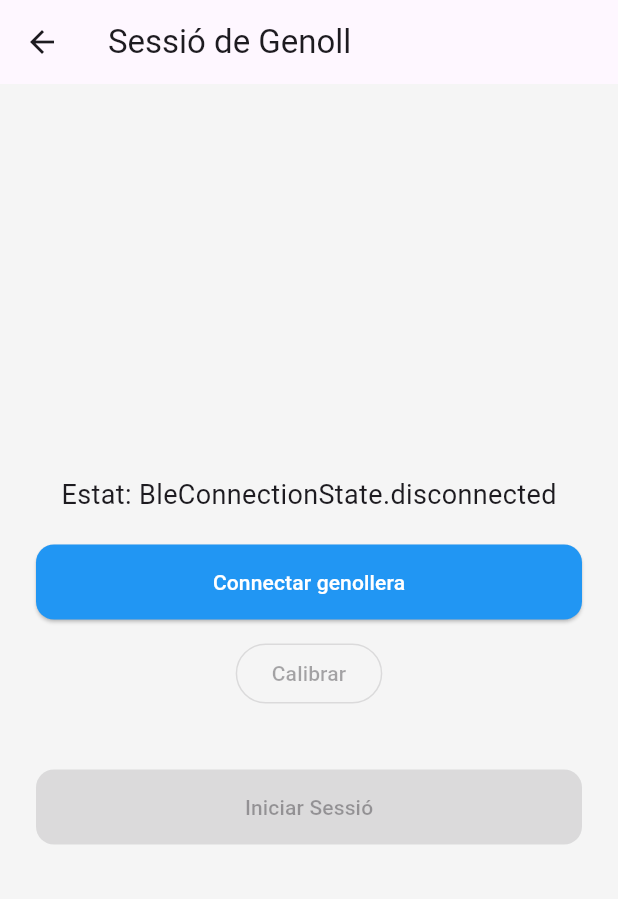
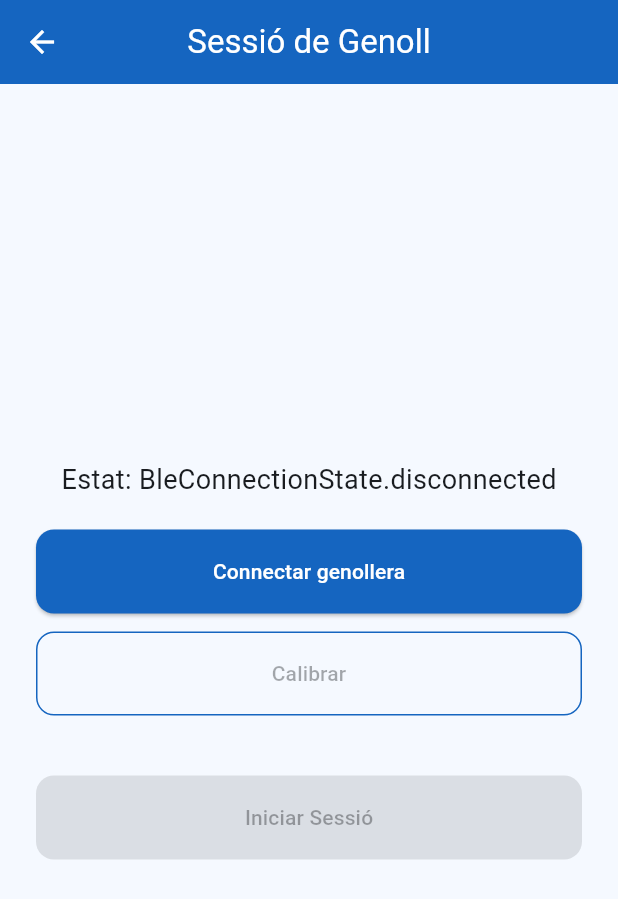
Before and after one commit to aitanamata4-tech/kneelife_app, a Flutter app: the screen it shows once a user with an empty profile is signed in, after a tap on "Sessió d'Avui", on a phone screen of 412 x 824 dp. Shown: the top 899 px of the screen. Run offline on Flutter 3.47's test engine with Material 3 defaults, Android fonts, the phone set to English and light mode, and no system bars; our stand-ins replace firebase_auth, firebase_core, firebase_database, fl_chart, flutter_blue_plus, permission_handler; accounts and stored records are empty.

Commit message:
comprovar funcionament canvis elena al mobil

```diff
--- a/lib/theme/app_theme.dart
+++ b/lib/theme/app_theme.dart
@@ -1,43 +1,53 @@
 import 'package:flutter/material.dart';
 
 class AppTheme {
-  // Definim els colors principals de KneeLife (Blau, Grisclar i Blanc)
-  static const Color primaryColor = Colors.blue;
-  static const Color backgroundColor = Color(0xfff5f5f5);
+  // Paleta de colors corporatius de KneeLife
+  static const Color primaryBlue    = Color(0xFF1565C0);
+  static const Color lightBlue      = Color(0xFF42A5F5);
+  static const Color backgroundWhite = Color(0xFFF5F9FF);
+  static const Color cardWhite      = Color(0xFFFFFFFF);
+  static const Color textDark       = Color(0xFF1A237E);
+  static const Color textGrey       = Color(0xFF757575);
+  static const Color successGreen   = Color(0xFF2E7D32);
+  static const Color warningOrange  = Color(0xFFE65100);
+  static const Color errorRed       = Color(0xFFC62828);
 
   static ThemeData get lightTheme {
     return ThemeData(
-      primaryColor: primaryColor,
-      scaffoldBackgroundColor: backgroundColor,
-      useMaterial3: true,
-
-      // Estil dels botons de l'aplicació
+      primaryColor: primaryBlue,
+      scaffoldBackgroundColor: backgroundWhite,
+      appBarTheme: const AppBarTheme(
+        backgroundColor: primaryBlue,
+        elevation: 0,
+        centerTitle: true,
+        foregroundColor: Colors.white,
+      ),
+      colorScheme: ColorScheme.fromSeed(
+        seedColor: primaryBlue,
+        primary: primaryBlue,
+        secondary: lightBlue,
+        error: errorRed,
+        surface: cardWhite,
+      ),
+      cardTheme: CardThemeData(
+        color: cardWhite,
+        elevation: 2,
+        shape: RoundedRectangleBorder(borderRadius: BorderRadius.circular(16)),
+      ),
       elevatedButtonTheme: ElevatedButtonThemeData(
         style: ElevatedButton.styleFrom(
-          backgroundColor: primaryColor,
+          backgroundColor: primaryBlue,
           foregroundColor: Colors.white,
-          minimumSize: const Size(double.infinity, 50),
-          shape: RoundedRectangleBorder(
-            borderRadius: BorderRadius.circular(12),
-          ),
+          minimumSize: const Size(double.infinity, 56),
+          shape: RoundedRectangleBorder(borderRadius: BorderRadius.circular(12)),
         ),
       ),
-
-      // Estil dels camps de text (com els del Login)
-      inputDecorationTheme: InputDecorationTheme(
-        filled: true,
-        fillColor: Colors.white,
-        border: OutlineInputBorder(
-          borderRadius: BorderRadius.circular(12),
-          borderSide: BorderSide.none,
-        ),
-        enabledBorder: OutlineInputBorder(
-          borderRadius: BorderRadius.circular(12),
-          borderSide: BorderSide.none,
-        ),
-        focusedBorder: OutlineInputBorder(
-          borderRadius: BorderRadius.circular(12),
-          borderSide: const BorderSide(color: primaryColor, width: 2),
+      outlinedButtonTheme: OutlinedButtonThemeData(
+        style: OutlinedButton.styleFrom(
+          foregroundColor: primaryBlue,
+          side: const BorderSide(color: primaryBlue),
+          minimumSize: const Size(double.infinity, 56),
+          shape: RoundedRectangleBorder(borderRadius: BorderRadius.circular(12)),
         ),
       ),
     );
```
